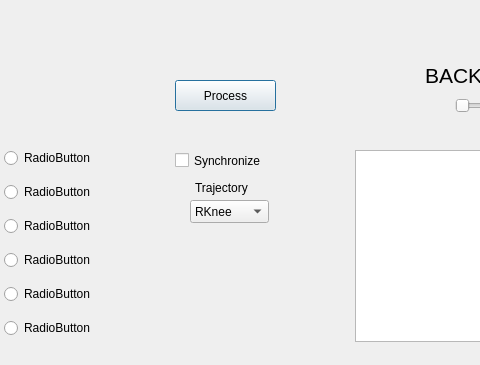
The window that src/run_analysis.ui (Radluy/Running-Gait-Analysis) describes before a commit, drawn with Qt 5; both pictures show x 435 to 915 and y 310 to 675 of the 1300 by 675 pixel window.
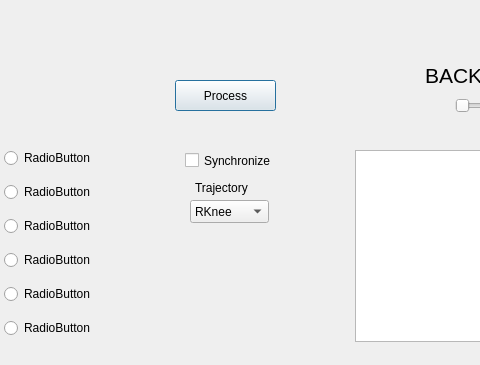
The same window after the commit.

```diff
--- a/src/run_analysis.ui
+++ b/src/run_analysis.ui
@@ -363,7 +363,7 @@
   <widget class="QCheckBox" name="checkBox">
    <property name="geometry">
     <rect>
-     <x>610</x>
+     <x>620</x>
      <y>460</y>
      <width>121</width>
      <height>21</height>
```
Left out of the diff: 2 changed lines with no effect on the pictures.
